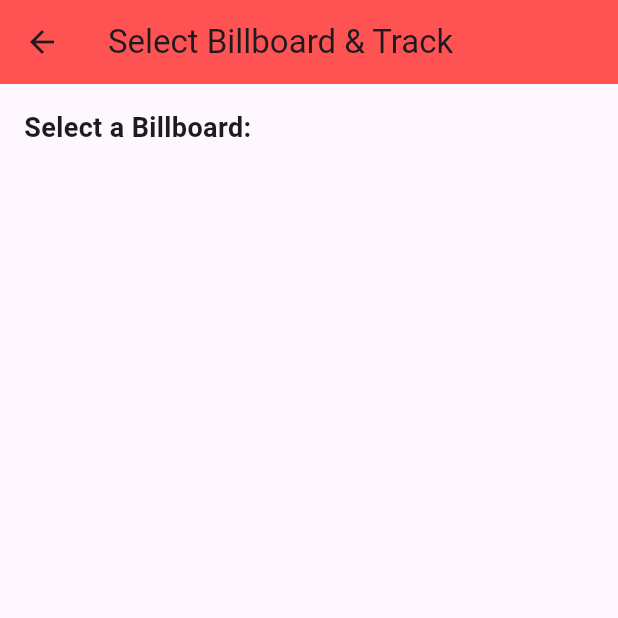
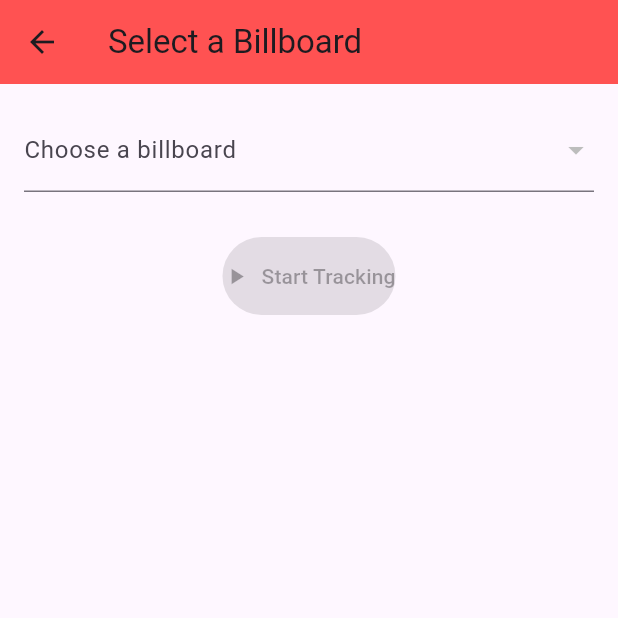
Before and after one commit to christcharlgabales/DigitalBillboard, a Flutter app: the HomeScreen screen opened directly, after a tap on "Start Tracking", on a phone screen of 412 x 824 dp, the top half of it. Run offline on Flutter 3.47's test engine with Material 3 defaults, Android fonts, the phone set to English and light mode, and no system bars; our stand-ins replace flutter_dotenv, geolocator, supabase_flutter; accounts and stored records are empty.

Commit message:
feat: add some feats

```diff
--- a/lib/screens/billboard_tracking_screen.dart
+++ b/lib/screens/billboard_tracking_screen.dart
@@ -1,6 +1,7 @@
 import 'package:flutter/material.dart';
 import 'package:geolocator/geolocator.dart';
 import 'package:supabase_flutter/supabase_flutter.dart';
+import 'dart:async';
 
 class BillboardTrackingScreen extends StatefulWidget {
   const BillboardTrackingScreen({super.key});
@@ -11,151 +12,116 @@
 }
 
 class _BillboardTrackingScreenState extends State<BillboardTrackingScreen> {
-  final supabase = Supabase.instance.client;
-
   List<Map<String, dynamic>> billboards = [];
   Map<String, dynamic>? selectedBillboard;
   bool isTracking = false;
-  Stream<Position>? positionStream;
+  StreamSubscription<Position>? _positionStream;
 
   @override
   void initState() {
     super.initState();
-    _loadBillboards();
+    fetchBillboards();
   }
 
-  Future<void> _loadBillboards() async {
-    final response = await supabase.from('billboards').select();
+  Future<void> fetchBillboards() async {
+    final response = await Supabase.instance.client.from('billboards').select();
     setState(() {
       billboards = List<Map<String, dynamic>>.from(response);
     });
   }
 
-  void _startTracking() {
-    final userId = supabase.auth.currentUser!.id;
+  void startTracking() {
+    if (selectedBillboard == null) return;
 
-    positionStream = Geolocator.getPositionStream(
+    setState(() => isTracking = true);
+
+    _positionStream = Geolocator.getPositionStream(
       locationSettings: const LocationSettings(
         accuracy: LocationAccuracy.high,
         distanceFilter: 10,
       ),
+    ).listen((Position position) async {
+      final double distance = Geolocator.distanceBetween(
+        position.latitude,
+        position.longitude,
+        selectedBillboard!['latitude'],
+        selectedBillboard!['longitude'],
       );
 
-    positionStream!.listen((position) async {
-      final currentLat = position.latitude;
-      final currentLng = position.longitude;
-      final billboardLat = selectedBillboard!['latitude'];
-      final billboardLng = selectedBillboard!['longitude'];
-
-      double distance = Geolocator.distanceBetween(
-        currentLat,
-        currentLng,
-        billboardLat,
-        billboardLng,
-      );
-
-      print('Distance: $distance m');
+      print('Distance: $distance meters');
 
       if (distance < 50) {
-        // ✅ Within range, trigger alert
-        await supabase.from('alerts').insert({
-          'user_id': userId,
+        // Trigger alert
+        await Supabase.instance.client.from('alerts').insert({
+          'user_id': Supabase.instance.client.auth.currentUser!.id,
           'billboard_id': selectedBillboard!['id'],
         });
-        setState(() {
-          isTracking = false;
-        });
-        ScaffoldMessenger.of(context).showSnackBar(
-          SnackBar(content: Text('🚨 Alert triggered within 50 meters!')),
-        );
+
+        ScaffoldMessenger.of(
+          context,
+        ).showSnackBar(const SnackBar(content: Text('📢 Alert triggered!')));
+
+        _positionStream?.cancel();
+        setState(() => isTracking = false);
       }
-    });
-
-    setState(() {
-      isTracking = true;
     });
   }
 
-  Widget _buildBillboardCard(Map<String, dynamic> billboard) {
-    return ListTile(
-      title: Text(billboard['name']),
-      subtitle: Text('Location: ${billboard['location']}'),
-      onTap: () {
-        setState(() {
-          selectedBillboard = billboard;
-        });
-      },
-      trailing: Icon(
-        Icons.radio_button_checked,
-        color:
-            selectedBillboard?['id'] == billboard['id']
-                ? Colors.redAccent
-                : Colors.grey,
-      ),
-    );
+  void stopTracking() {
+    _positionStream?.cancel();
+    setState(() => isTracking = false);
+  }
+
+  @override
+  void dispose() {
+    _positionStream?.cancel();
+    super.dispose();
   }
 
   @override
   Widget build(BuildContext context) {
     return Scaffold(
       appBar: AppBar(
-        title: Text('Select Billboard & Track'),
+        title: const Text('Select a Billboard'),
         backgroundColor: Colors.redAccent,
       ),
       body: Padding(
         padding: const EdgeInsets.all(16.0),
-        child:
-            selectedBillboard == null
-                ? Column(
-                  crossAxisAlignment: CrossAxisAlignment.start,
+        child: Column(
           children: [
-                    Text(
-                      'Select a Billboard:',
-                      style: TextStyle(
-                        fontSize: 18,
-                        fontWeight: FontWeight.bold,
+            DropdownButtonFormField<Map<String, dynamic>>(
+              isExpanded: true,
+              decoration: const InputDecoration(
+                labelText: 'Choose a billboard',
               ),
+              value: selectedBillboard,
+              items:
+                  billboards.map((billboard) {
+                    return DropdownMenuItem(
+                      value: billboard,
+                      child: Text(billboard['name']),
+                    );
+                  }).toList(),
+              onChanged: (value) => setState(() => selectedBillboard = value),
             ),
-                    const SizedBox(height: 10),
-                    Expanded(
-                      child: ListView(
-                        children: billboards.map(_buildBillboardCard).toList(),
+            const SizedBox(height: 30),
+            isTracking
+                ? ElevatedButton.icon(
+                  onPressed: stopTracking,
+                  icon: const Icon(Icons.pause),
+                  label: const Text('Stop Tracking'),
+                  style: ElevatedButton.styleFrom(
+                    backgroundColor: Colors.grey,
+                    padding: const EdgeInsets.symmetric(vertical: 16),
                   ),
-                    ),
-                  ],
                 )
-                : Column(
-                  crossAxisAlignment: CrossAxisAlignment.start,
-                  children: [
-                    Text(
-                      'Selected Billboard:',
-                      style: TextStyle(
-                        fontSize: 18,
-                        fontWeight: FontWeight.bold,
-                      ),
-                    ),
-                    const SizedBox(height: 10),
-                    Card(
-                      child: ListTile(
-                        title: Text(selectedBillboard!['name']),
-                        subtitle: Text(
-                          'Lat: ${selectedBillboard!['latitude']}, Lng: ${selectedBillboard!['longitude']}',
-                        ),
-                      ),
-                    ),
-                    const SizedBox(height: 20),
-                    ElevatedButton.icon(
-                      icon: Icon(Icons.gps_fixed),
-                      label: Text(
-                        isTracking ? 'Tracking...' : 'Start Tracking',
-                      ),
-                      onPressed: isTracking ? null : _startTracking,
+                : ElevatedButton.icon(
+                  onPressed: selectedBillboard == null ? null : startTracking,
+                  icon: const Icon(Icons.play_arrow),
+                  label: const Text('Start Tracking'),
                   style: ElevatedButton.styleFrom(
                     backgroundColor: Colors.redAccent,
-                        padding: EdgeInsets.symmetric(
-                          horizontal: 20,
-                          vertical: 12,
-                        ),
+                    padding: const EdgeInsets.symmetric(vertical: 16),
                   ),
                 ),
           ],
--- a/lib/screens/home_screen.dart
+++ b/lib/screens/home_screen.dart
@@ -3,7 +3,7 @@
 import 'package:supabase_flutter/supabase_flutter.dart';
 import 'view_locations_screen.dart';
 import 'login_screen.dart';
-import 'billboard_tracking_screen.dart'; // ✅ Add this import
+import 'billboard_tracking_screen.dart'; // ✅ Added
 
 class HomeScreen extends StatelessWidget {
   const HomeScreen({super.key});
@@ -22,10 +22,10 @@
         context,
       ).showSnackBar(const SnackBar(content: Text('Getting your location...')));
 
-      final hasPermission = await Geolocator.checkPermission();
-      if (hasPermission == LocationPermission.denied ||
-          hasPermission == LocationPermission.deniedForever) {
-        final permission = await Geolocator.requestPermission();
+      LocationPermission permission = await Geolocator.checkPermission();
+      if (permission == LocationPermission.denied ||
+          permission == LocationPermission.deniedForever) {
+        permission = await Geolocator.requestPermission();
         if (permission == LocationPermission.denied ||
             permission == LocationPermission.deniedForever) {
           ScaffoldMessenger.of(context).showSnackBar(
@@ -56,9 +56,7 @@
         'timestamp': DateTime.now().toUtc().toIso8601String(),
       };
 
-      final response = await Supabase.instance.client
-          .from('locations')
-          .insert(insertData);
+      await Supabase.instance.client.from('locations').insert(insertData);
 
       await Future.delayed(const Duration(milliseconds: 500));
 
@@ -122,8 +120,8 @@
               color: Colors.redAccent.withOpacity(0.1),
               child: Padding(
                 padding: const EdgeInsets.symmetric(
-                  vertical: 20.0,
-                  horizontal: 30.0,
+                  vertical: 20,
+                  horizontal: 30,
                 ),
                 child: Column(
                   children: [
@@ -146,7 +144,7 @@
                       style: TextStyle(
                         fontSize: 20,
                         fontWeight: FontWeight.w500,
-                        color: const Color.fromARGB(255, 22, 20, 20),
+                        color: Colors.black87,
                       ),
                     ),
                   ],
```
Lines whose indentation alone changed are shown as unchanged.
